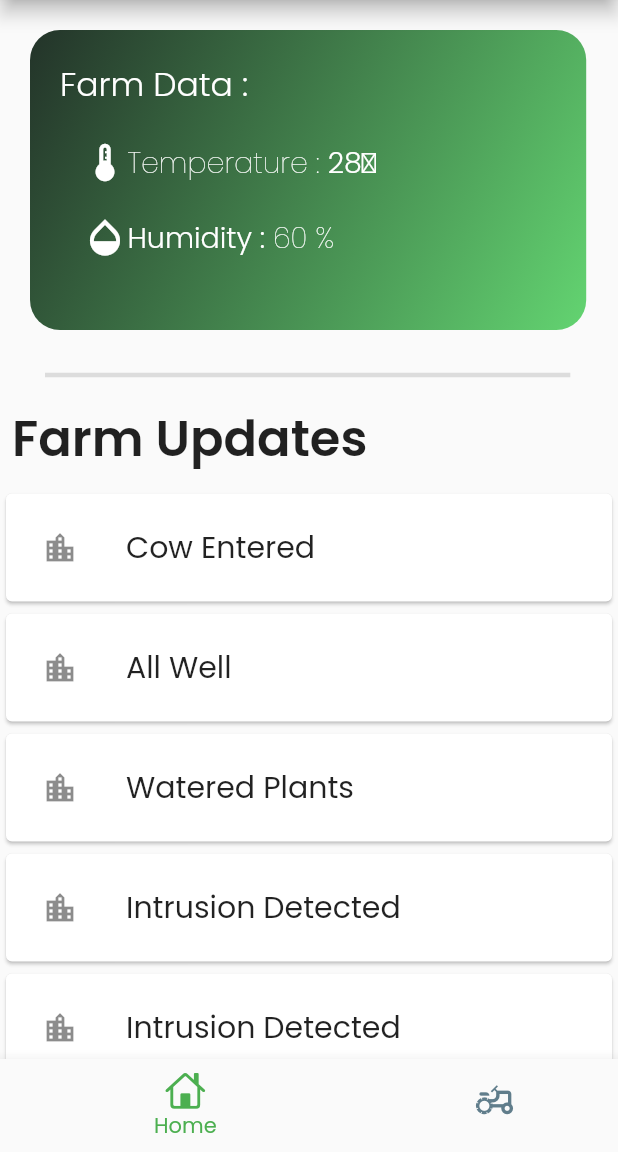
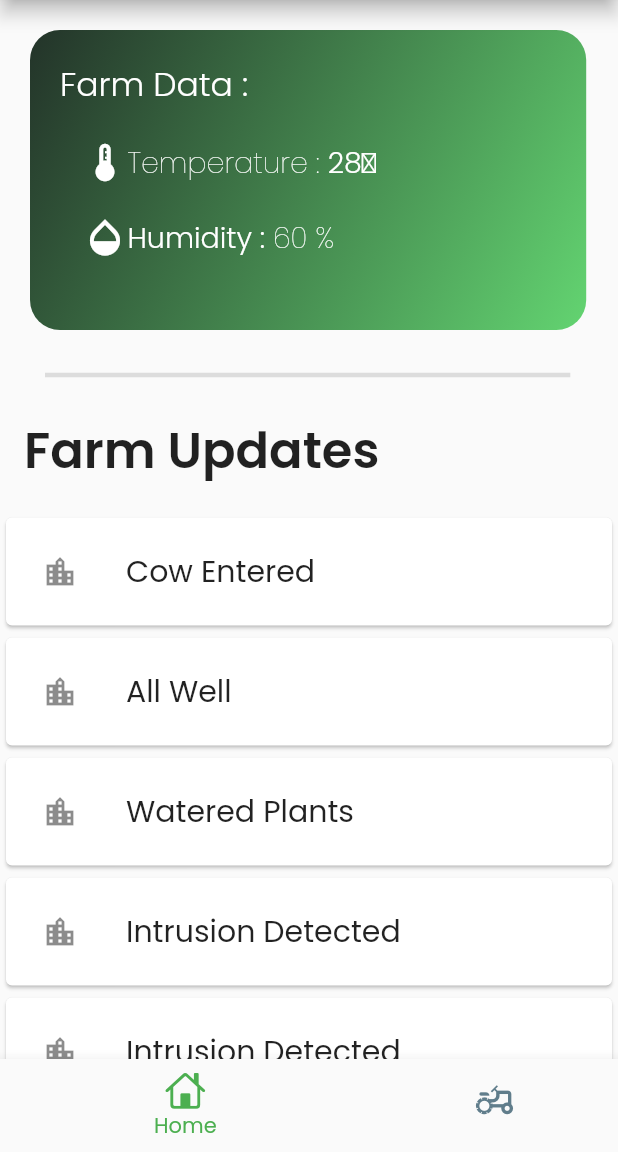
Before and after one commit to Vasudev-2308/AgroBuddy, a Flutter app: the screen it shows after launch, on a phone screen of 412 x 824 dp, the part 84-1236 px from its top. Run offline on Flutter 3.47's test engine with Material 2 defaults, Android fonts, the phone set to English and light mode, and no system bars; our stand-ins replace flutter_switch, google_fonts, toast.

Commit message:
Finetuning UI

```diff
--- a/lib/Screens/BottomNavBarPages/home.dart
+++ b/lib/Screens/BottomNavBarPages/home.dart
@@ -21,7 +21,7 @@ class Home extends StatelessWidget {
            width: MediaQuery.of(context).size.width*0.85,
            child: Divider(height: 20, thickness: 3, )),
         Padding(
-          padding: EdgeInsets.all(8.0),
+          padding: EdgeInsets.all(16.0),
           child: Text("Farm Updates", style: TextStyle(fontWeight: FontWeight.w600, fontSize: 33),),
         ),
         FeedCard(content: "Cow Entered",),
--- a/lib/main.dart
+++ b/lib/main.dart
@@ -1,7 +1,6 @@
 import 'package:agro_buddy/Screens/homescreen.dart';
 import 'package:flutter/material.dart';
 import 'package:google_fonts/google_fonts.dart';
-import 'package:provider/provider.dart';
 
 void main() => runApp(MyApp());
 
```
